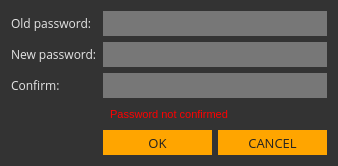
This is src/gui/ui/changepassworddialog.ui in ConcealNetwork/conceal-desktop as Qt 5 draws it before an edit. The edited form follows.
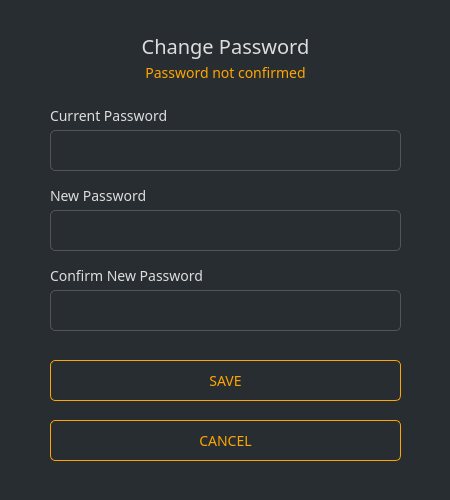
This is the edited form.

```diff
--- a/src/gui/ui/changepassworddialog.ui
+++ b/src/gui/ui/changepassworddialog.ui
@@ -6,8 +6,8 @@
    <rect>
     <x>0</x>
     <y>0</y>
-    <width>338</width>
-    <height>166</height>
+    <width>450</width>
+    <height>500</height>
    </rect>
   </property>
   <property name="sizePolicy">
@@ -24,85 +24,68 @@
   </property>
   <property name="maximumSize">
    <size>
-    <width>338</width>
-    <height>16777215</height>
+    <width>450</width>
+    <height>550</height>
    </size>
   </property>
   <property name="windowTitle">
    <string>Change password</string>
   </property>
   <property name="styleSheet">
-   <string notr="true">color: #e5e5e5;
-background-color: #333;</string>
+   <string notr="true">background-color: #282d31; color: #ddd; border: 0px; font-family: Poppins;</string>
   </property>
   <layout class="QGridLayout" name="gridLayout">
-   <item row="4" column="1">
-    <widget class="QPushButton" name="m_okButton">
-     <property name="enabled">
-      <bool>false</bool>
-     </property>
-     <property name="minimumSize">
-      <size>
-       <width>0</width>
-       <height>25</height>
-      </size>
-     </property>
-     <property name="font">
-      <font>
-       <family>Open Sans</family>
-       <pointsize>10</pointsize>
-      </font>
-     </property>
-     <property name="styleSheet">
-      <string notr="true">color: #222; border-radius: 0px; border: 0px solid; background-color: orange;</string>
-     </property>
-     <property name="text">
-      <string>OK</string>
-     </property>
-     <property name="default">
-      <bool>true</bool>
-     </property>
-    </widget>
-   </item>
-   <item row="2" column="1" colspan="2">
-    <widget class="QLineEdit" name="m_newPasswordConfirmationEdit">
-     <property name="minimumSize">
-      <size>
-       <width>0</width>
-       <height>25</height>
-      </size>
-     </property>
-     <property name="font">
-      <font>
-       <family>Open Sans</family>
-       <pointsize>9</pointsize>
-      </font>
-     </property>
+   <property name="leftMargin">
+    <number>0</number>
+   </property>
+   <property name="topMargin">
+    <number>0</number>
+   </property>
+   <property name="rightMargin">
+    <number>0</number>
+   </property>
+   <property name="bottomMargin">
+    <number>0</number>
+   </property>
+   <item row="0" column="0" colspan="2">
+    <widget class="QGroupBox" name="groupBox">
      <property name="styleSheet">
-      <string notr="true">color: #e5e5e5;
-background-color: #777;
-border: 0px;</string>
+      <string notr="true"/>
      </property>
-     <property name="echoMode">
-      <enum>QLineEdit::Password</enum>
+     <property name="title">
+      <string/>
      </property>
-    </widget>
-   </item>
-   <item row="0" column="0">
     <widget class="QLabel" name="label_3">
+      <property name="geometry">
+       <rect>
+        <x>50</x>
+        <y>100</y>
+        <width>351</width>
+        <height>31</height>
+       </rect>
+      </property>
      <property name="font">
       <font>
-       <family>Open Sans</family>
-       <pointsize>9</pointsize>
-      </font>
-     </property>
+        <family>Poppins</family>
+        <pointsize>-1</pointsize>
+       </font>
+      </property>
+      <property name="styleSheet">
+       <string notr="true">color: #ddd;border-right: 0px;font-size: 14px;</string>
+      </property>
      <property name="text">
-      <string>Old password:</string>
-     </property>
-    </widget>
-   </item>
-   <item row="0" column="1" colspan="2">
+       <string>Current Password</string>
+      </property>
+     </widget>
     <widget class="QLineEdit" name="m_oldPasswordEdit">
+      <property name="geometry">
+       <rect>
+        <x>50</x>
+        <y>130</y>
+        <width>351</width>
+        <height>41</height>
+       </rect>
+      </property>
      <property name="minimumSize">
       <size>
        <width>0</width>
@@ -111,44 +94,26 @@
      </property>
      <property name="font">
       <font>
-       <family>Open Sans</family>
-       <pointsize>9</pointsize>
+        <family>Poppins</family>
+        <pointsize>-1</pointsize>
       </font>
      </property>
      <property name="styleSheet">
-      <string notr="true">color: #e5e5e5;
-background-color: #777;
-border: 0px;</string>
+       <string notr="true">padding: 3px; border: 1px solid #555; border-radius: 5px; font-family: 'Poppins'; font-size: 14px; color: #aaa;</string>
      </property>
      <property name="echoMode">
       <enum>QLineEdit::Password</enum>
      </property>
     </widget>
-   </item>
-   <item row="4" column="2">
-    <widget class="QPushButton" name="m_cancelButton">
-     <property name="minimumSize">
-      <size>
-       <width>0</width>
-       <height>25</height>
-      </size>
-     </property>
-     <property name="font">
-      <font>
-       <family>Open Sans</family>
-       <pointsize>10</pointsize>
-      </font>
-     </property>
-     <property name="styleSheet">
-      <string notr="true">color: #222; border-radius: 0px; border: 0px solid; background-color: orange;</string>
-     </property>
-     <property name="text">
-      <string>CANCEL</string>
-     </property>
-    </widget>
-   </item>
-   <item row="1" column="0">
     <widget class="QLabel" name="label">
+      <property name="geometry">
+       <rect>
+        <x>50</x>
+        <y>180</y>
+        <width>351</width>
+        <height>31</height>
+       </rect>
+      </property>
      <property name="sizePolicy">
       <sizepolicy hsizetype="Maximum" vsizetype="Preferred">
        <horstretch>0</horstretch>
@@ -157,17 +122,26 @@
      </property>
      <property name="font">
       <font>
-       <family>Open Sans</family>
-       <pointsize>9</pointsize>
-      </font>
-     </property>
+        <family>Poppins</family>
+        <pointsize>-1</pointsize>
+       </font>
+      </property>
+      <property name="styleSheet">
+       <string notr="true">color: #ddd;border-right: 0px;font-size: 14px;</string>
+      </property>
      <property name="text">
-      <string>New password:</string>
-     </property>
-    </widget>
-   </item>
-   <item row="1" column="1" colspan="2">
+       <string>New Password</string>
+      </property>
+     </widget>
     <widget class="QLineEdit" name="m_newPasswordEdit">
+      <property name="geometry">
+       <rect>
+        <x>50</x>
+        <y>210</y>
+        <width>351</width>
+        <height>41</height>
+       </rect>
+      </property>
      <property name="sizePolicy">
       <sizepolicy hsizetype="Expanding" vsizetype="Fixed">
        <horstretch>0</horstretch>
@@ -182,22 +156,26 @@
      </property>
      <property name="font">
       <font>
-       <family>Open Sans</family>
-       <pointsize>9</pointsize>
+        <family>Poppins</family>
+        <pointsize>-1</pointsize>
       </font>
      </property>
      <property name="styleSheet">
-      <string notr="true">color: #e5e5e5;
-background-color: #777;
-border: 0px;</string>
+       <string notr="true">padding: 3px; border: 1px solid #555; border-radius: 5px; font-family: 'Poppins'; font-size: 14px; color: #aaa;</string>
      </property>
      <property name="echoMode">
       <enum>QLineEdit::Password</enum>
      </property>
     </widget>
-   </item>
-   <item row="2" column="0">
     <widget class="QLabel" name="label_2">
+      <property name="geometry">
+       <rect>
+        <x>50</x>
+        <y>260</y>
+        <width>351</width>
+        <height>31</height>
+       </rect>
+      </property>
      <property name="sizePolicy">
       <sizepolicy hsizetype="Maximum" vsizetype="Preferred">
        <horstretch>0</horstretch>
@@ -206,19 +184,57 @@
      </property>
      <property name="font">
       <font>
-       <family>Open Sans</family>
-       <pointsize>9</pointsize>
-      </font>
-     </property>
+        <family>Poppins</family>
+        <pointsize>-1</pointsize>
+       </font>
+      </property>
+      <property name="styleSheet">
+       <string notr="true">color: #ddd;border-right: 0px;font-size: 14px;</string>
+      </property>
      <property name="text">
-      <string>Confirm:</string>
-     </property>
-    </widget>
-   </item>
-   <item row="3" column="0" colspan="3">
+       <string>Confirm New Password</string>
+      </property>
+     </widget>
+     <widget class="QLineEdit" name="m_newPasswordConfirmationEdit">
+      <property name="geometry">
+       <rect>
+        <x>50</x>
+        <y>290</y>
+        <width>351</width>
+        <height>41</height>
+       </rect>
+      </property>
+      <property name="minimumSize">
+       <size>
+        <width>0</width>
+        <height>25</height>
+       </size>
+      </property>
+      <property name="font">
+       <font>
+        <family>Poppins</family>
+        <pointsize>-1</pointsize>
+       </font>
+      </property>
+      <property name="styleSheet">
+       <string notr="true">padding: 3px; border: 1px solid #555; border-radius: 5px; font-family: 'Poppins'; font-size: 14px; color: #aaa;</string>
+      </property>
+      <property name="echoMode">
+       <enum>QLineEdit::Password</enum>
+      </property>
+     </widget>
     <widget class="QLabel" name="m_errorLabel">
+      <property name="geometry">
+       <rect>
+        <x>50</x>
+        <y>60</y>
+        <width>351</width>
+        <height>25</height>
+       </rect>
+      </property>
      <property name="font">
       <font>
+        <family>Poppins</family>
        <pointsize>-1</pointsize>
        <weight>50</weight>
        <italic>false</italic>
@@ -226,7 +242,7 @@
       </font>
      </property>
      <property name="styleSheet">
-      <string notr="true">color: #ff0000; font: 11px;</string>
+       <string notr="true">color: orange;border-right: 0px;font-size: 14px;</string>
      </property>
      <property name="text">
       <string>Password not confirmed</string>
@@ -235,6 +251,96 @@
       <set>Qt::AlignCenter</set>
      </property>
     </widget>
+     <widget class="QPushButton" name="m_okButton">
+      <property name="enabled">
+       <bool>false</bool>
+      </property>
+      <property name="geometry">
+       <rect>
+        <x>50</x>
+        <y>360</y>
+        <width>351</width>
+        <height>41</height>
+       </rect>
+      </property>
+      <property name="minimumSize">
+       <size>
+        <width>0</width>
+        <height>25</height>
+       </size>
+      </property>
+      <property name="font">
+       <font>
+        <family>Poppins</family>
+        <pointsize>-1</pointsize>
+       </font>
+      </property>
+      <property name="styleSheet">
+       <string notr="true">color: orange; border: 1px solid orange; font-size: 14px; border-radius: 5px;</string>
+      </property>
+      <property name="text">
+       <string>SAVE</string>
+      </property>
+      <property name="default">
+       <bool>true</bool>
+      </property>
+     </widget>
+     <widget class="QPushButton" name="m_cancelButton">
+      <property name="geometry">
+       <rect>
+        <x>50</x>
+        <y>420</y>
+        <width>351</width>
+        <height>41</height>
+       </rect>
+      </property>
+      <property name="minimumSize">
+       <size>
+        <width>0</width>
+        <height>25</height>
+       </size>
+      </property>
+      <property name="font">
+       <font>
+        <family>Poppins</family>
+        <pointsize>-1</pointsize>
+       </font>
+      </property>
+      <property name="styleSheet">
+       <string notr="true">color: orange; border: 1px solid orange; font-size: 14px; border-radius: 5px;</string>
+      </property>
+      <property name="text">
+       <string>CANCEL</string>
+      </property>
+     </widget>
+     <widget class="QLabel" name="label_4">
+      <property name="geometry">
+       <rect>
+        <x>50</x>
+        <y>30</y>
+        <width>351</width>
+        <height>31</height>
+       </rect>
+      </property>
+      <property name="font">
+       <font>
+        <family>Poppins</family>
+        <pointsize>-1</pointsize>
+       </font>
+      </property>
+      <property name="styleSheet">
+       <string notr="true">color: #ddd;
+border-right: 0px;
+font-size: 20px;</string>
+      </property>
+      <property name="text">
+       <string>Change Password</string>
+      </property>
+      <property name="alignment">
+       <set>Qt::AlignCenter</set>
+      </property>
+     </widget>
+    </widget>
    </item>
   </layout>
  </widget>
```
Left out of the diff: 9 changed lines with no effect on the pictures. Lines whose indentation alone changed are shown as unchanged.
